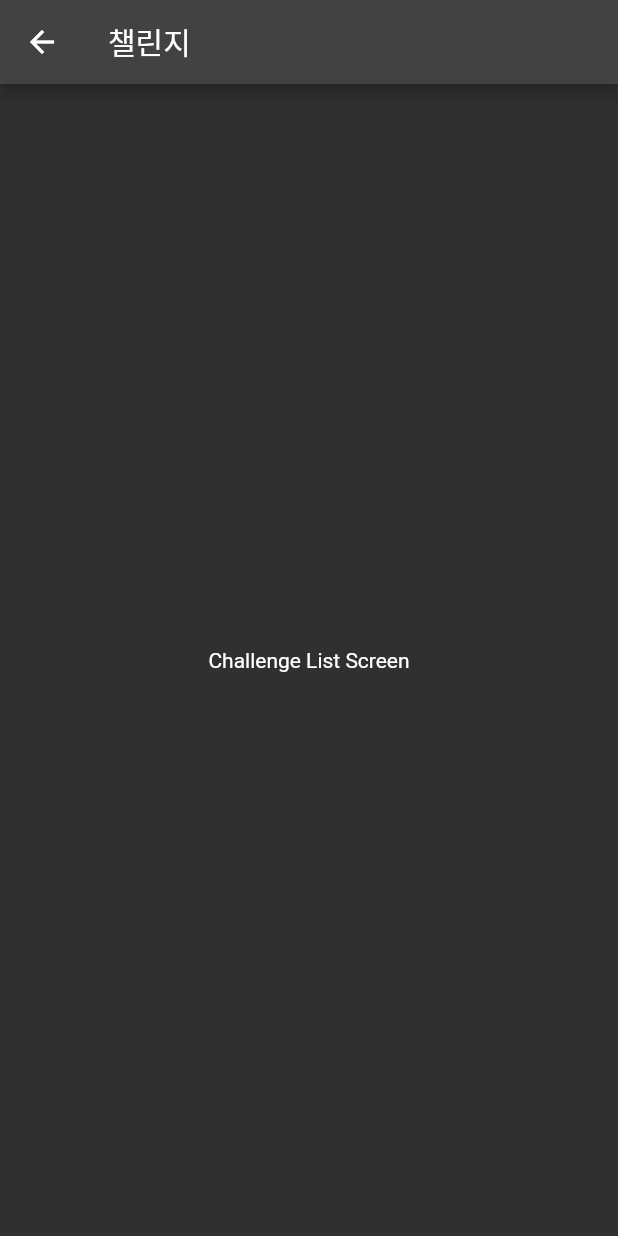
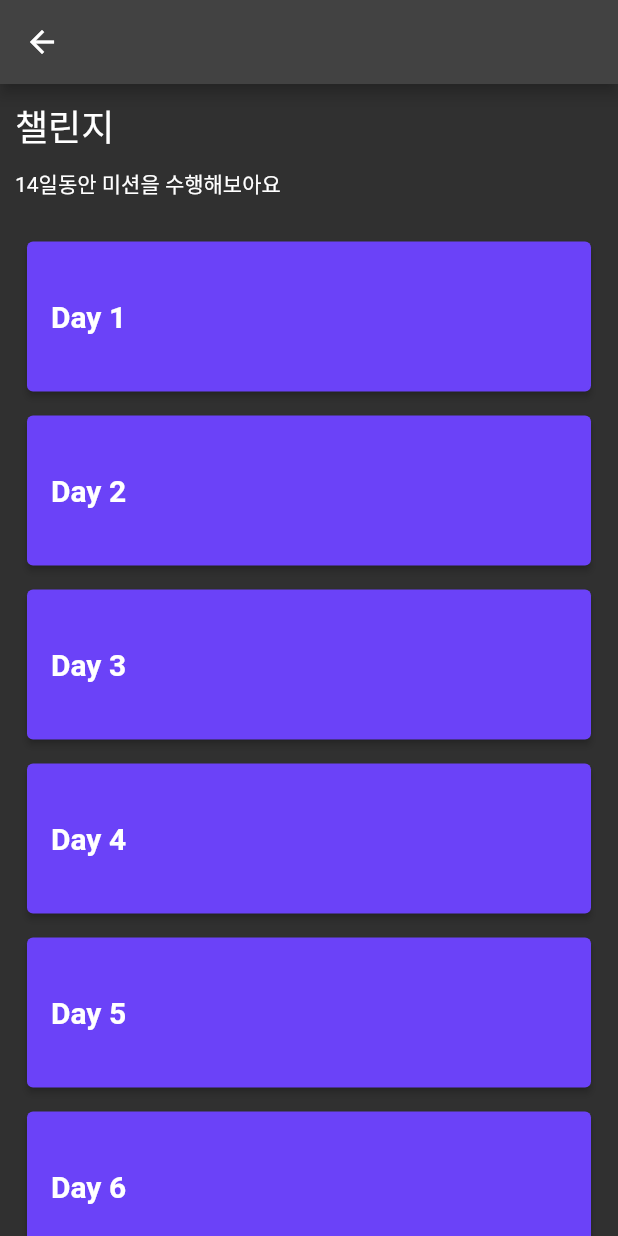
Before and after one commit to Miribyeol/MIRI-APP, a Flutter app: the ChallengeListScreen screen opened by its route, on a phone screen of 412 x 824 dp. Run offline on Flutter 3.47's test engine with Material 2 defaults, Android fonts, the light colour scheme and no system bars.

Commit message:
[FEAT] challenge

```diff
--- a/lib/screens/challenge_list.dart
+++ b/lib/screens/challenge_list.dart
@@ -1,20 +1,88 @@
 import 'package:flutter/material.dart';
+import 'package:miri_app/screens/challeng.dart';
 
 // class StartScreen extends StatefulWidget {
 //   @override
 //   _StartScreenState createState() => _StartScreenState();
 // }
 
-class ChallengeListScreen extends StatelessWidget {
+void main() {
+  runApp(const MaterialApp(
+    home: ChallengeListScreen(),
+  ));
+}
+
+class ChallengeListScreen extends StatefulWidget {
+  const ChallengeListScreen({super.key});
+
+  @override
+  ChallengeListScreenState createState() => ChallengeListScreenState();
+}
+
+class ChallengeListScreenState extends State<ChallengeListScreen> {
   @override
   Widget build(BuildContext context) {
     return Scaffold(
       appBar: AppBar(
-        title: Text("챌린지"),
+        // title: Text('My App'),
+        leading: IconButton(
+          icon: const Icon(Icons.arrow_back),
+          onPressed: () {
+            Navigator.pop(context);
+          },
+        ),
       ),
-      body: Container(
-        child: Center(
-          child: Text("Challenge List Screen"),
+      body: SingleChildScrollView(
+        child: Padding(
+          padding: const EdgeInsets.all(10.0),
+          child: Column(
+            crossAxisAlignment: CrossAxisAlignment.start,
+            children: <Widget>[
+              const Text(
+                '챌린지',
+                style: TextStyle(fontSize: 24),
+              ),
+              const SizedBox(height: 10),
+              const Text(
+                '14일동안 미션을 수행해보아요',
+                style: TextStyle(fontSize: 14),
+              ),
+              const SizedBox(height: 20),
+              ...List.generate(14, (index) {
+                return Padding(
+                  padding: const EdgeInsets.all(8.0),
+                  child: SizedBox(
+                    height: 100,
+                    width: 1000,
+                    child: ElevatedButton(
+                      onPressed: () {
+                        Navigator.push(
+                          context,
+                          MaterialPageRoute(
+                            builder: (context) => ChallengPage(day: index + 1),
+                          ),
+                        );
+                      },
+                      style: ButtonStyle(
+                        backgroundColor: MaterialStateProperty.all<Color>(
+                            const Color(0xff6B42F8)),
+                      ),
+                      child: Align(
+                        alignment: Alignment.centerLeft,
+                        child: Text(
+                          'Day ${index + 1}',
+                          style: TextStyle(
+                            fontSize: 20.0,
+                            fontWeight: FontWeight.bold,
+                          ),
+                        ),
+                      ),
+                    ),
+                  ),
+                );
+              }),
+            ],
+          ),
         ),
       ),
     );
```
Also changed, not shown: lib/screens/challeng.dart (added, +403 -0 lines).
